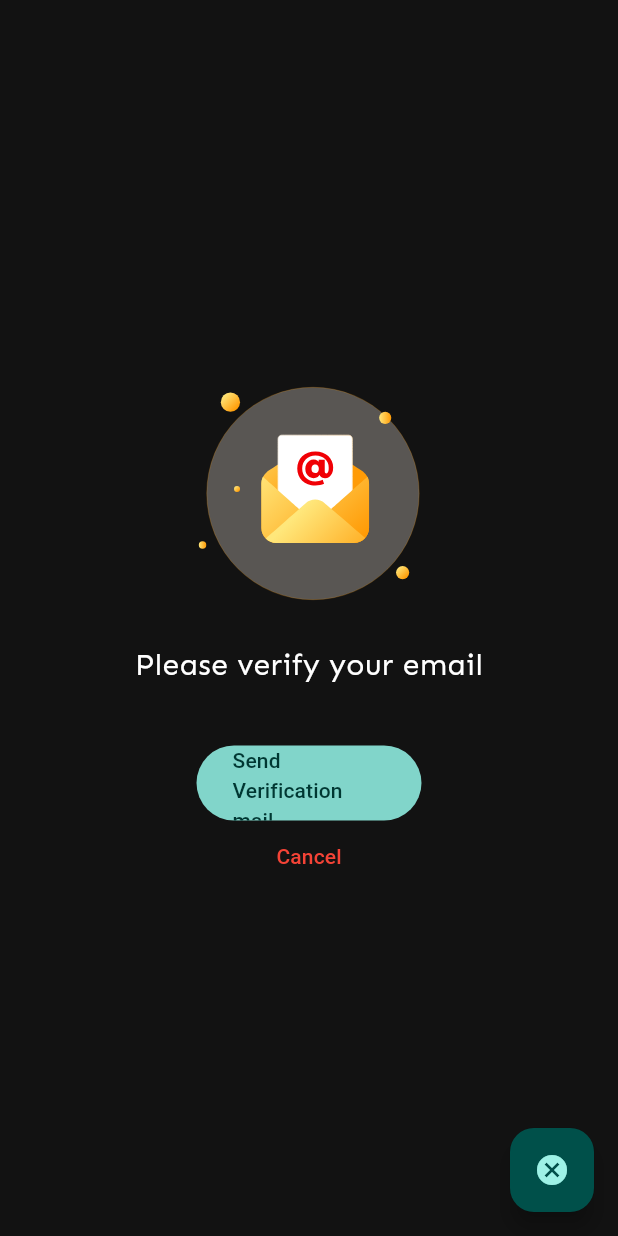
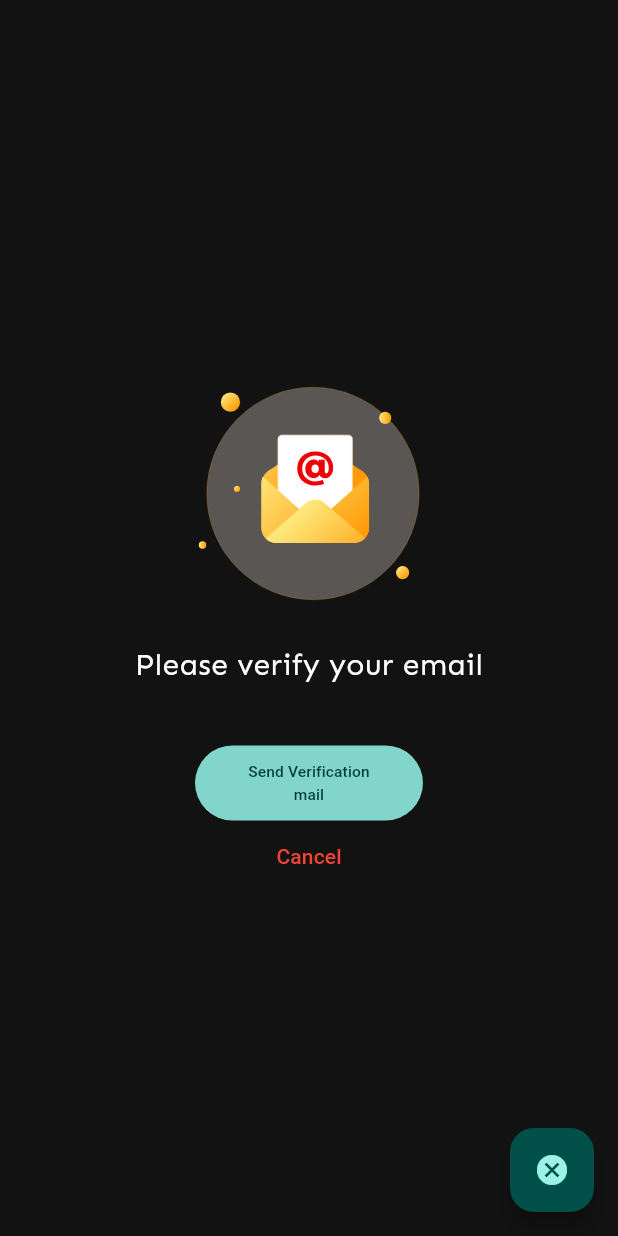
Before and after one commit to Abhigyan103/Clickboard, a Flutter app: the VerifyEmailScreen screen opened by its route, on a phone screen of 412 x 824 dp. Run offline on Flutter 3.47's test engine with Material 3 defaults, Android fonts, the light colour scheme and no system bars; our stand-ins replace carousel_slider, cloud_firestore, firebase_auth, firebase_core, firebase_storage, flutter_riverpod and 10 more; accounts and stored records are empty; generated files the repository leaves out were written again; statements that could not run were skipped.

Commit message:
Fix #54:verify email alignment corrected

```diff
--- a/lib/src/core/common_widgets/large_button.dart
+++ b/lib/src/core/common_widgets/large_button.dart
@@ -12,7 +12,7 @@ class MainButton extends StatelessWidget {
   @override
   Widget build(BuildContext context) {
     return SizedBox(
-        width: 150,
+        width: 152,
         height: 50,
         child: FilledButton(onPressed: onPressed, child: child));
   }
--- a/lib/src/features/main_page/screens/verify_email.dart
+++ b/lib/src/features/main_page/screens/verify_email.dart
@@ -105,7 +105,8 @@ class _VerifyEmailScreenState extends ConsumerState<VerifyEmailScreen> {
                                 .toString()),
                           ],
                         )
-                      : const Text('Send Verification mail'))
+                      : const Text('Send Verification mail',style: TextStyle(fontSize: 10.37),
+                          textAlign: TextAlign.center,))
                   : const CircularProgressIndicator(
                       color: Colors.black,
                       strokeWidth: 2,
```
